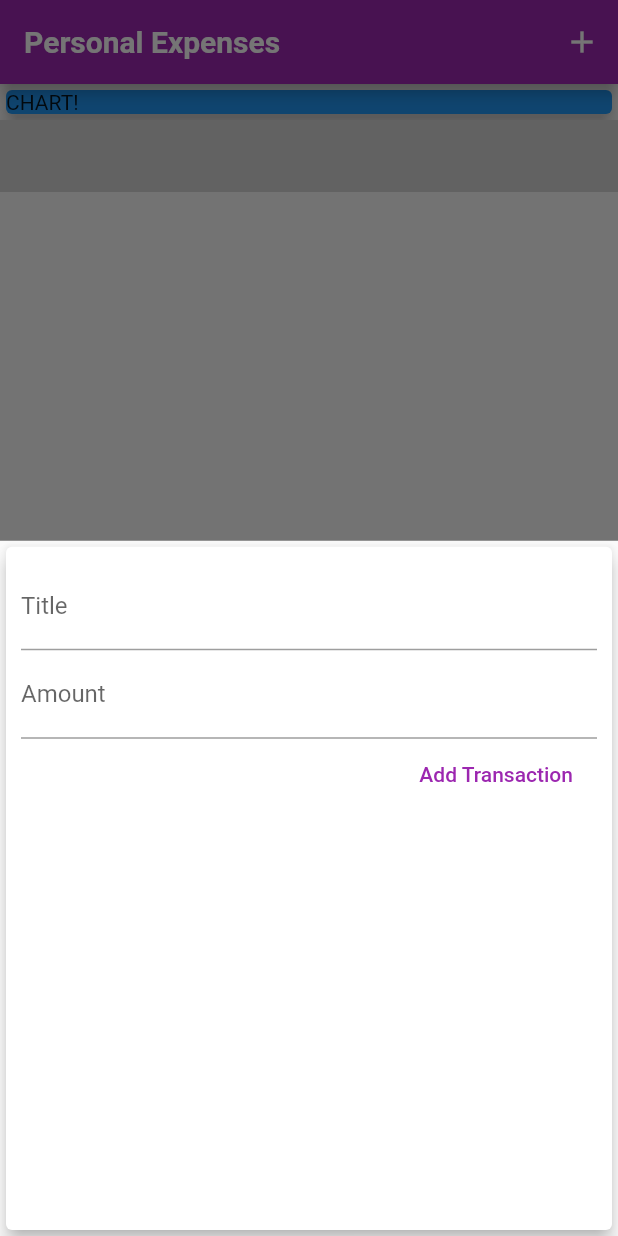
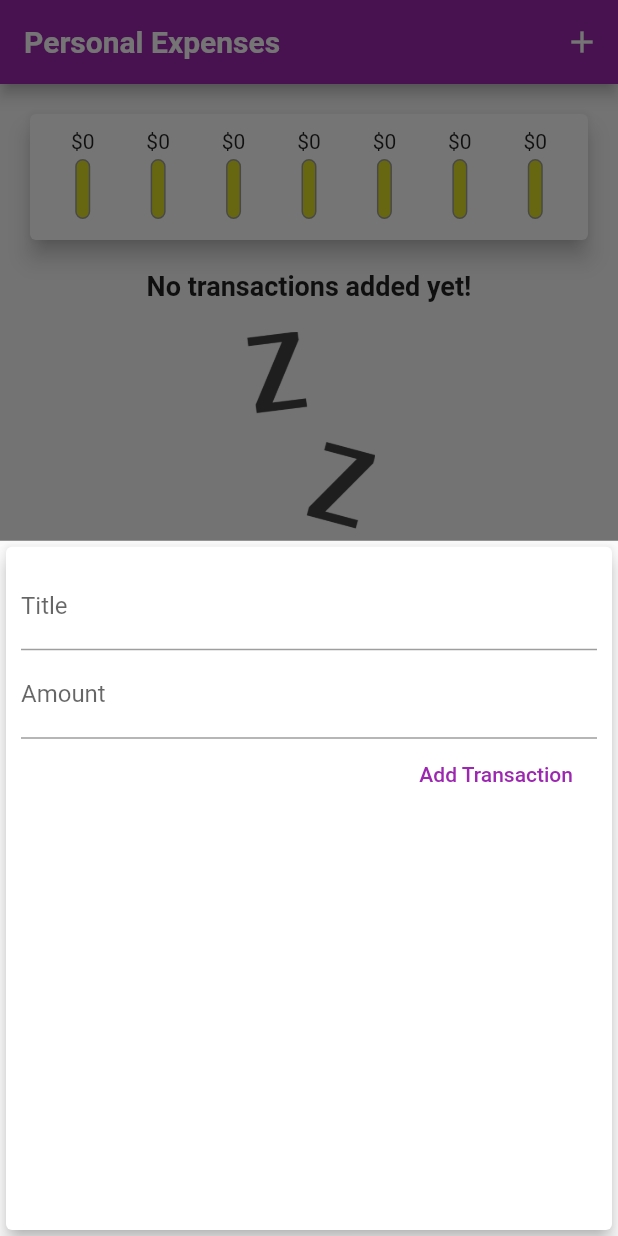
Before and after one commit to mahin1995/flutter_udemy_project2, a Flutter app: the screen it shows after launch, after a tap on the "add" icon, on a phone screen of 412 x 824 dp. Run offline on Flutter 3.47's test engine with Material 2 defaults, Android fonts, the phone set to English and light mode, and no system bars; Roboto replaces fonts that are missing (OpenSans).

Commit message:
from home pc

```diff
--- a/lib/main.dart
+++ b/lib/main.dart
@@ -1,8 +1,9 @@
 import 'package:flutter/material.dart';
+import './widgets/chart.dart';
 
 import './widgets/new_transaction.dart';
 import './widgets/transaction_list.dart';
-import './models/transaction.dart';
+import './model/transaction.dart';
 
 void main() => runApp(MyApp());
 
@@ -59,6 +60,14 @@
     // ),
   ];
 
+
+List<Transaction>? get _recentTransactions {
+    return _userTransactions.where((tx) {
+        // assert(tx != null);
+        return tx.date.isAfter(DateTime.now().subtract(Duration(days: 7),),);
+    }).toList();
+ }
+
   void _addNewTransaction(String txTitle, double txAmount) {
     final newTx = Transaction(
       title: txTitle,
@@ -104,14 +113,7 @@
           // mainAxisAlignment: MainAxisAlignment.start,
           crossAxisAlignment: CrossAxisAlignment.stretch,
           children: <Widget>[
-            Container(
-              width: double.infinity,
-              child: Card(
-                color: Colors.blue,
-                child: Text('CHART!'),
-                elevation: 5,
-              ),
-            ),
+            Chart(_recentTransactions!),
             TransactionList(_userTransactions),
           ],
         ),
--- /dev/null
+++ b/lib/widgets/chart.dart
@@ -0,0 +1,64 @@
+import 'package:flutter/material.dart';
+import '../widgets/chart_bar.dart';
+import '../model/transaction.dart';
+import 'package:intl/intl.dart';
+
+class Chart extends StatelessWidget {
+  // const Chart({ Key? key }) : super(key: key);
+  final List<Transaction> recentTransaction;
+  Chart(this.recentTransaction);
+
+  List<Map<String, dynamic>> get groupedTransactionValues {
+    return List.generate(7, (index) {
+      final weekDay = DateTime.now().subtract(
+        Duration(days: index),
+      );
+      double totalSum = 0.0;
+      for (var i = 0; i < recentTransaction.length; i++) {
+        if (recentTransaction[i].date.day == weekDay.day &&
+            recentTransaction[i].date.month == weekDay.month &&
+            recentTransaction[i].date.year == weekDay.year) {
+          totalSum += recentTransaction[i].amount;
+        }
+      }
+      print(DateFormat.E().format(weekDay));
+      print(totalSum);
+      return {
+        'day': DateFormat.E().format(weekDay).substring(0, 1),
+        'amount': totalSum
+      };
+    });
+  }
+
+  double get totalSpending {
+    return groupedTransactionValues.fold(0.0, (sum, item) {
+      return sum + item['amount'];
+    });
+  }
+
+  @override
+  Widget build(BuildContext context) {
+    print(groupedTransactionValues);
+    return Card(
+      elevation: 6,
+      margin: EdgeInsets.all(20),
+      child: Padding(
+        padding: EdgeInsets.all(10),
+        child: Row(
+          mainAxisAlignment: MainAxisAlignment.spaceAround,
+          children: groupedTransactionValues.map((data) {
+            // return Text('${data['day']}:${data['amount']}');
+            return Flexible(
+              fit:FlexFit.tight,
+                child: ChartBar(
+                    data['day'],
+                    data['amount'],
+                    totalSpending == 0.00
+                        ? 0.0
+                        : (data['amount'] as double) / totalSpending));
+          }).toList(),
+        ),
+      ),
+    );
+  }
+}
--- /dev/null
+++ b/lib/widgets/chart_bar.dart
@@ -0,0 +1,46 @@
+import 'package:flutter/material.dart';
+
+
+class ChartBar extends StatelessWidget {
+  // const ChartBar({ Key? key }) : super(key: key);
+  final String label;
+  final double spendingAmount;
+  final double spendingPctOfTotal;
+  ChartBar(this.label,this.spendingAmount,this.spendingPctOfTotal);
+
+  @override
+  Widget build(BuildContext context) {
+    return Column(
+
+      children:<Widget> [
+        FittedBox(child: Text('\$${spendingAmount.toStringAsFixed(0)}')),
+        SizedBox(height: 4,),
+        Container(
+          height: 40,
+          width: 10,
+          child: Stack(children: [
+            Container(
+              decoration: BoxDecoration(border: Border.all(color: Colors.grey,width: 1.0),
+              color: Color.fromARGB( 220, 220, 220, 1),
+              borderRadius:BorderRadius.circular(10),
+              ),
+            ),
+            FractionallySizedBox(
+              heightFactor: spendingPctOfTotal,
+              child: Container(
+                decoration: BoxDecoration(
+                  color: Theme.of(context).primaryColor,
+                  borderRadius: BorderRadius.circular(18)
+                ),
+              ),
+            )
+          ],),
+        ),
+        SizedBox(
+          height: 4,
+        )
+
+      ],
+    );
+  }
+}
--- a/lib/widgets/transaction_list.dart
+++ b/lib/widgets/transaction_list.dart
@@ -1,7 +1,7 @@
 import 'package:flutter/material.dart';
 import 'package:intl/intl.dart';
 
-import '../models/transaction.dart';
+import '../model/transaction.dart';
 
 class TransactionList extends StatelessWidget {
   final List<Transaction> transactions;
--- a/pubspec.yaml
+++ b/pubspec.yaml
@@ -46,9 +46,9 @@
   uses-material-design: true
 
   # To add assets to your application, add an assets section, like this:
-  # assets:
-  #   - images/a_dot_burr.jpeg
-  #   - images/a_dot_ham.jpeg
+  assets:
+    - assets/images/waiting.png
+    # - images/a_dot_ham.jpeg
 
   # An image asset can refer to one or more resolution-specific "variants", see
   # https://flutter.dev/assets-and-images/#resolution-aware.
```
Also changed, not shown: assets/fonts/OpenSans-Bold.ttf (added), assets/fonts/OpenSans-Regular.ttf (added), assets/fonts/Quicksand-Bold.ttf (added), assets/fonts/Quicksand-Light.ttf (added), assets/fonts/Quicksand-Medium.ttf (added), assets/fonts/Quicksand-Regular.ttf (added), assets/images/waiting.png (added).
